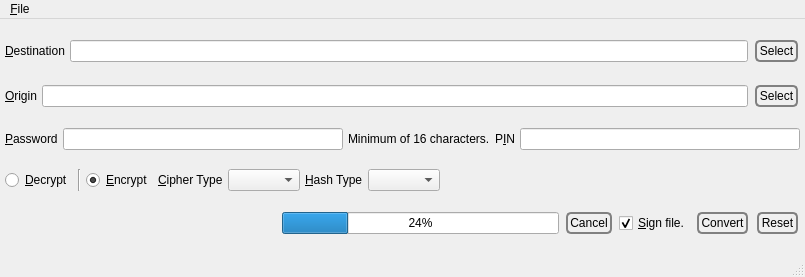
xloem/spot-on-svn, file GoldBug-UI/encryptfile.ui: the form before one commit.
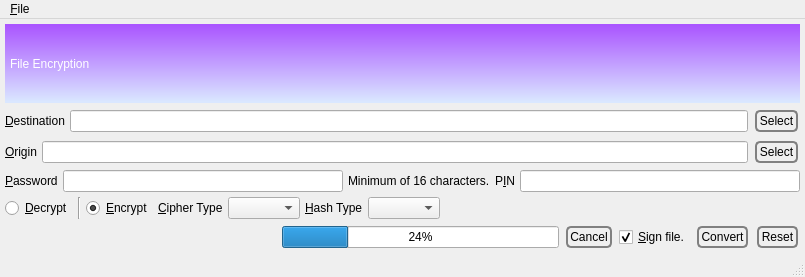
The form after the commit. Icons and pictures are not drawn.

Commit message: Per the wandering man.

```diff
--- a/GoldBug-UI/encryptfile.ui
+++ b/GoldBug-UI/encryptfile.ui
@@ -22,6 +22,36 @@
     <property name="margin">
      <number>5</number>
     </property>
+    <item>
+     <widget class="QLabel" name="banderole_chat">
+      <property name="minimumSize">
+       <size>
+        <width>0</width>
+        <height>40</height>
+       </size>
+      </property>
+      <property name="autoFillBackground">
+       <bool>false</bool>
+      </property>
+      <property name="styleSheet">
+       <string notr="true">background-color: qlineargradient(spread:reflect, x1:0.023, y1:0.988636, x2:0.028, y2:0.011, stop:0 rgba(218, 232, 255, 255), stop:1 rgba(170, 85, 255, 255));
+
+color: rgb(255, 255, 255);
+
+
+</string>
+      </property>
+      <property name="text">
+       <string>File Encryption</string>
+      </property>
+      <property name="margin">
+       <number>0</number>
+      </property>
+      <property name="indent">
+       <number>5</number>
+      </property>
+     </widget>
+    </item>
     <item>
      <layout class="QHBoxLayout" name="horizontalLayout_3">
       <item>
```
